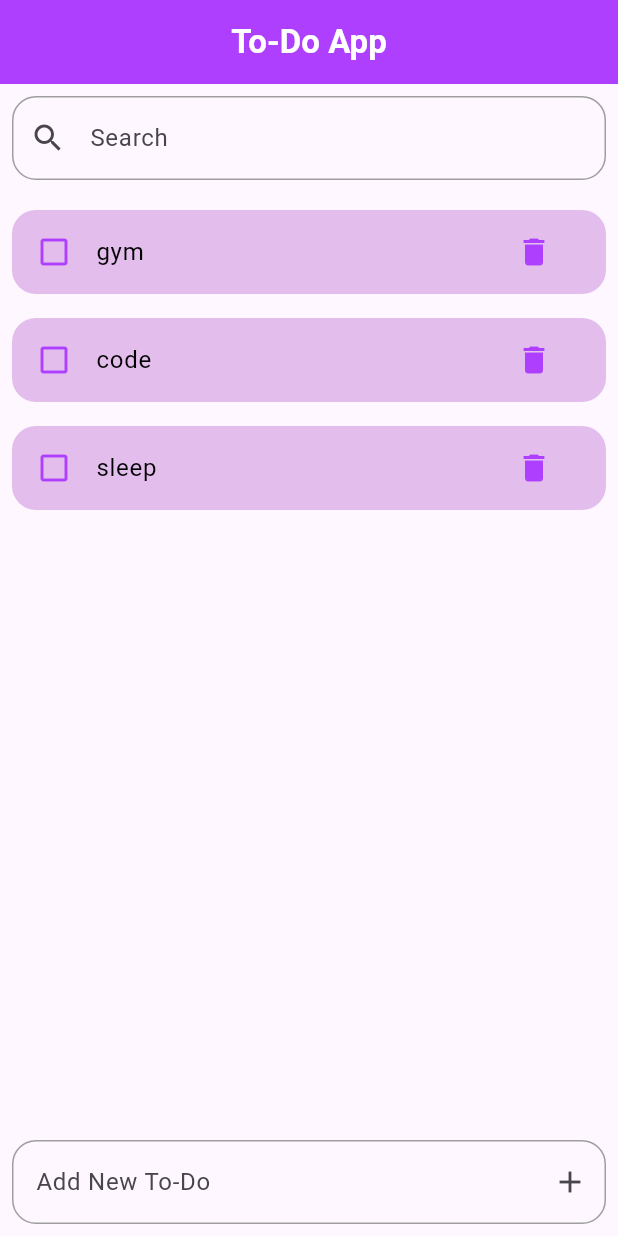
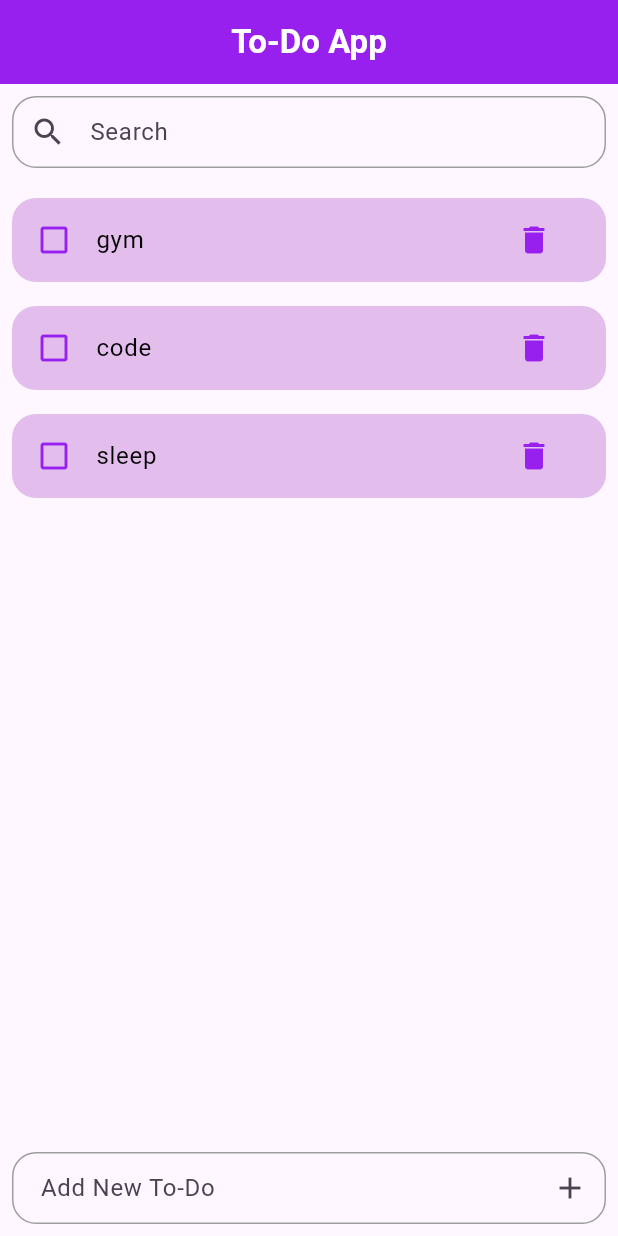
Before and after one commit to Rizz-33/To-Do-App, a Flutter app: the screen it shows after launch, after a tap on "gym", on a phone screen of 412 x 824 dp. Run offline on Flutter 3.47's test engine with Material 3 defaults, Android fonts, the phone set to English and light mode, and no system bars.

Commit message:
style: textfeilds

```diff
--- a/lib/main.dart
+++ b/lib/main.dart
@@ -1,7 +1,7 @@
 import 'package:flutter/material.dart';
 import 'package:todoapp/screen/home.dart';
 
-var primaryColor = Color.fromARGB(255, 175, 63, 255);
+var primaryColor = Color.fromARGB(255, 152, 32, 238);
 
 void main() {
   runApp(MaterialApp(
--- a/lib/screen/home.dart
+++ b/lib/screen/home.dart
@@ -44,7 +44,7 @@ class _HomePageState extends State<HomePage> {
             isDone: todo.isDone,
             todoClick: (){
               setState(() {
-                todo.isDone = !todo.isDone;
+                todo.toggleDone();
               });
             },
           ),
--- a/lib/widgets/input_todo.dart
+++ b/lib/widgets/input_todo.dart
@@ -13,11 +13,14 @@ class _InputTodoState extends State<InputTodo> {
   Widget build(BuildContext context) {
     return Padding(
       padding: const EdgeInsets.all(0.0),
+
       child: TextField(
+
         cursorColor: primaryColor,
         decoration: InputDecoration(
           hintText: 'Add New To-Do',
           suffixIcon: Icon(Icons.add),
+          contentPadding: EdgeInsets.symmetric(horizontal: 15),
           border: OutlineInputBorder(
             borderRadius: BorderRadius.circular(16),
             borderSide: BorderSide(color: Colors.grey),
--- a/lib/widgets/searchBar.dart
+++ b/lib/widgets/searchBar.dart
@@ -16,6 +16,7 @@ class _MySearchBarState extends State<MySearchBar> {
       child: TextField(
         cursorColor: primaryColor,
         decoration: InputDecoration(
+          contentPadding: EdgeInsets.symmetric(horizontal: 15),
           hintText: 'Search',
           prefixIcon: Icon(Icons.search),
           border: OutlineInputBorder(
```
